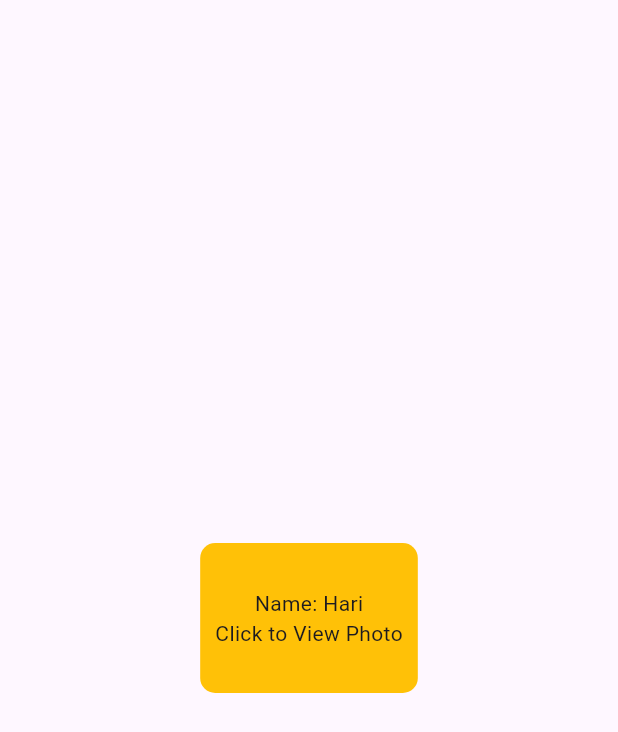
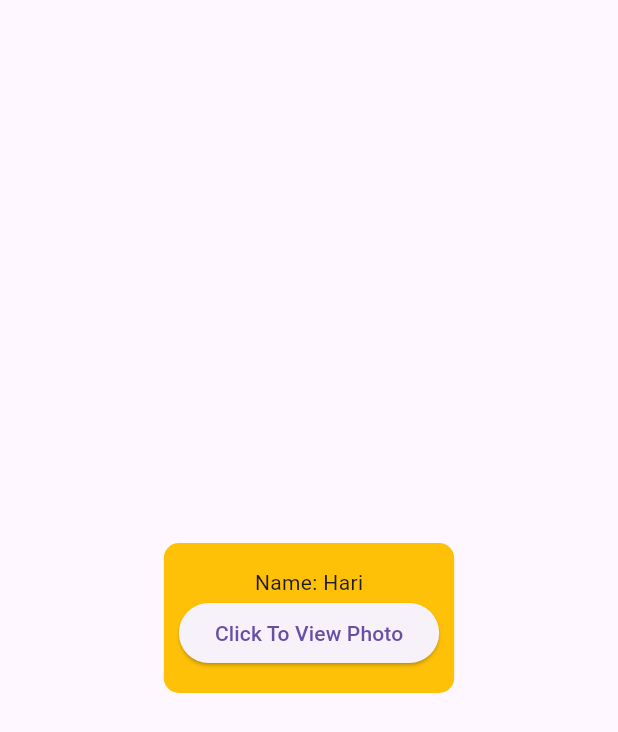
Before and after one commit to navendunandu/Flutter_Basics_Widgets, a Flutter app: the screen it shows after launch, on a phone screen of 412 x 824 dp. Shown: the top 732 px of the screen. Run offline on Flutter 3.47's test engine with Material 3 defaults, Android fonts, the light colour scheme and no system bars.

Commit message:
Elevated Button

```diff
--- a/lib/mypage.dart
+++ b/lib/mypage.dart
@@ -8,11 +8,6 @@ class MainPage extends StatelessWidget {
   Widget build(BuildContext context) {
     return Scaffold(
       body: Center(
-        child: GestureDetector(
-          onTap: () {
-            Navigator.push(context, MaterialPageRoute(
-              builder: (context) => ViewMe(),));
-          },
         child: Container(
           height: 100,
           padding: const EdgeInsets.all(10),
@@ -20,14 +15,16 @@ class MainPage extends StatelessWidget {
             color: Colors.amber,
             borderRadius: BorderRadius.circular(10)
           ),
-            child: const Column(
+          child: Column(
             crossAxisAlignment: CrossAxisAlignment.center,
             mainAxisAlignment: MainAxisAlignment.center,
             children: [
-              Text("Name: Hari"),
-              Text("Click to View Photo")
+            const Text("Name: Hari"),
+            ElevatedButton(onPressed: (){
+              Navigator.push(context, MaterialPageRoute(
+              builder: (context) => const ViewMe(),));
+              }, child: const Text("Click To View Photo"))
           ],)
-          ),
         ),
       ),
     );
```
Lines whose indentation alone changed are shown as unchanged.
